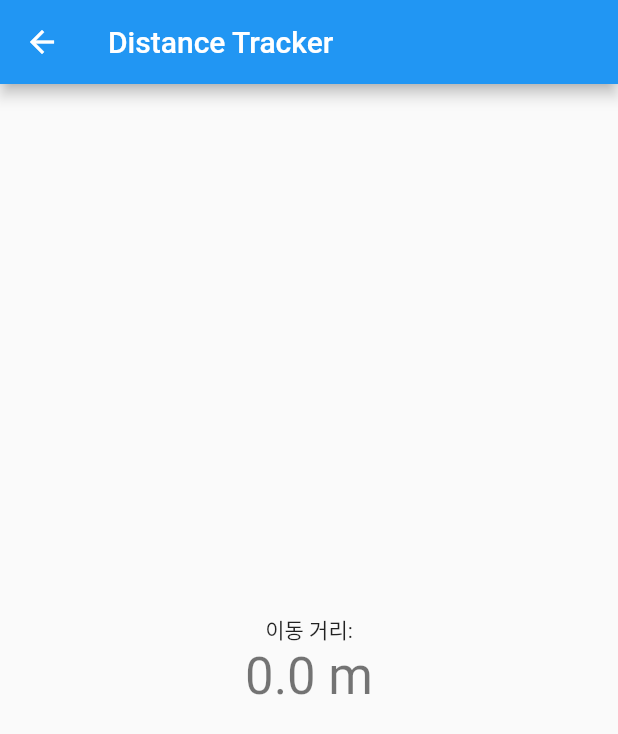
After one commit to jschan0911/sensorUsingFlutter, a Flutter app: the screen it shows after launch, after a tap on "Distance", on a phone screen of 412 x 824 dp. The commit adds this screen. Shown: the top 734 px of the screen. Run offline on Flutter 3.47's test engine with Material 2 defaults, Android fonts, the phone set to English and light mode, and no system bars; our stand-ins replace sensors; missing offline and left inert: postgresql2, qr_code_scanner.

Commit message:
feat: 가속도계 센서를 이용해 이동 거리를 계산하는 기능 추가

```diff
--- /dev/null
+++ b/lib/distance.dart
@@ -0,0 +1,77 @@
+import 'package:flutter/material.dart';
+import 'package:sensors/sensors.dart';
+
+class Distance extends StatefulWidget {
+  const Distance({Key? key}) : super(key: key);
+
+  @override
+  State<Distance> createState() => _DistanceState();
+}
+
+class _DistanceState extends State<Distance> {
+  // 가속도 센서 값을 저장할 변수
+  List<double> _accelerometerValues = [0, 0, 0];
+  // 경과 시간을 저장할 변수
+  int _timeStamp = DateTime.now().millisecondsSinceEpoch;
+  // 이동 거리를 저장할 변수
+  double _distance = 0;
+  // 속도를 저장할 변수
+  double _velocity = 0;
+
+  // 가속도 센서 값을 읽어올 함수
+  void _onAccelerometerData(AccelerometerEvent event) {
+    // 현재 시간을 구합니다.
+    int currentTimeStamp = DateTime.now().millisecondsSinceEpoch;
+    // 경과 시간을 계산합니다.
+    double deltaTime = (currentTimeStamp - _timeStamp) / 1000.0;
+    // 현재 시간을 이전 시간 값으로 업데이트합니다.
+    _timeStamp = currentTimeStamp;
+
+    // 가속도 센서 값을 저장합니다.
+    _accelerometerValues = <double>[event.x, event.y, event.z];
+
+    // 현재 속도를 계산합니다.
+    _velocity += _accelerometerValues[0] * deltaTime;
+
+    // 현재 이동 거리를 계산합니다.
+    double deltaDistance = _velocity * deltaTime;
+
+    // 누적 이동 거리를 업데이트합니다.
+    // _distance += deltaDistance;
+
+    // 상태를 업데이트합니다.
+    setState(() {
+      _distance += deltaDistance;
+    });
+  }
+
+  // 초기화 함수
+  @override
+  void initState() {
+    super.initState();
+    accelerometerEvents.listen(_onAccelerometerData);
+  }
+
+  @override
+  Widget build(BuildContext context) {
+    return Scaffold(
+      appBar: AppBar(
+        title: Text('Distance Tracker'),
+      ),
+      body: Center(
+        child: Column(
+          mainAxisAlignment: MainAxisAlignment.center,
+          children: <Widget>[
+            Text(
+              '이동 거리:',
+            ),
+            Text(
+              '$_distance m',
+              style: Theme.of(context).textTheme.headline4,
+            ),
+          ],
+        ),
+      ),
+    );
+  }
+}
--- a/lib/getAllSensor.dart
+++ b/lib/getAllSensor.dart
@@ -1,6 +1,7 @@
 import 'package:flutter/material.dart';
 import 'package:flutter/services.dart';
 import 'package:sensors/sensors.dart';
+import 'package:sensors_example/distance.dart';
 import 'package:sensors_example/mapPage.dart';
 import 'package:sensors_example/pointMapPage.dart';
 import 'package:sensors_example/qrPage.dart';
@@ -105,6 +106,14 @@ class _GetAllSensorState extends State<GetAllSensor> {
                 },
                 child: Text("Show point map")
             ),
+            TextButton(
+                onPressed: () {
+                  Navigator.of(context).push(
+                      MaterialPageRoute(builder: (context) => Distance())
+                  );
+                },
+                child: Text("Distance")
+            ),
           ],
         ),
       )
```
